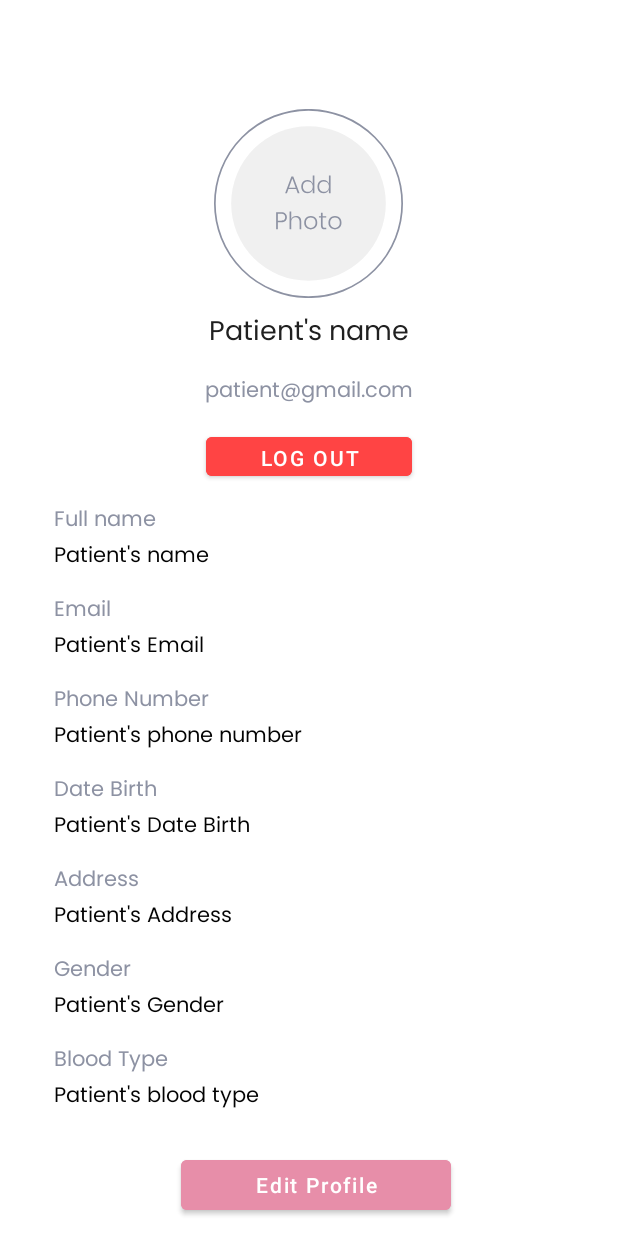
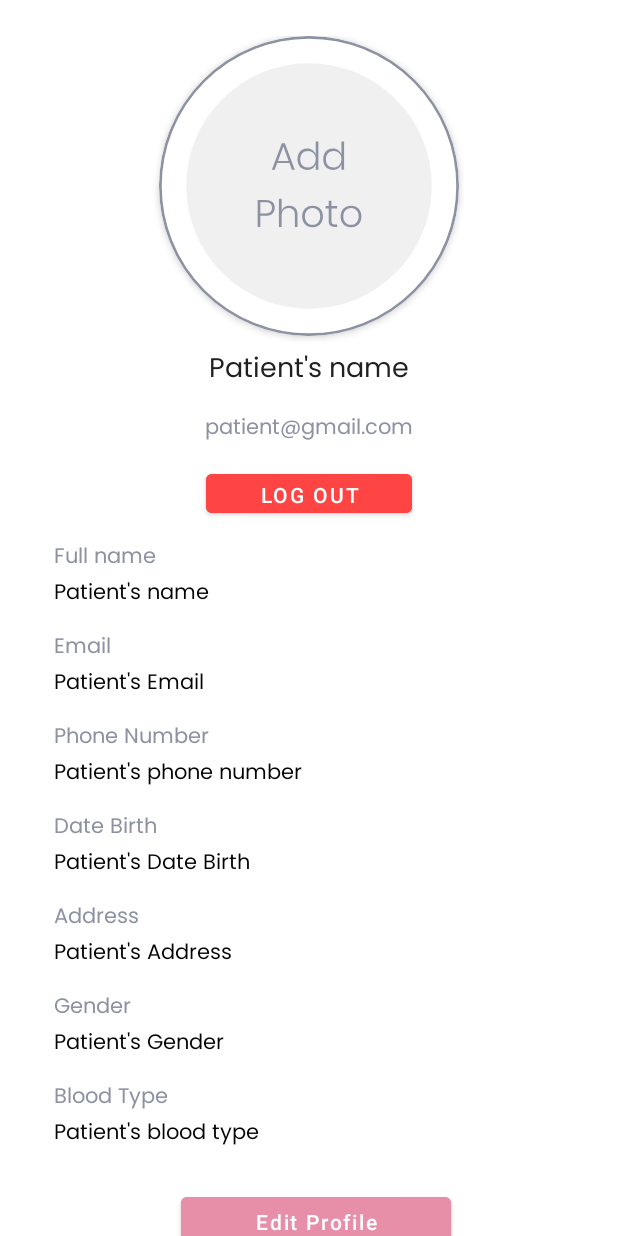
Before and after one commit to nazirxz/Capstone-Project-Alzheimer, an Android app: the layout fragment_patient_profile.xml on its own in the app's theme, with its tools: preview values and no code run, on a phone screen of 412 x 824 dp. Run offline under Robolectric (Android 15) with nearby library versions, the phone set to English and light mode, and no system bars.

Commit message:
adding update profile (work)

```diff
--- a/app/build.gradle
+++ b/app/build.gradle
@@ -56,9 +56,9 @@ dependencies {
 
 
     implementation "com.google.firebase:firebase-firestore:23.0.1"
-    implementation "com.google.firebase:firebase-storage:20.0.0"
     implementation "org.tensorflow:tensorflow-lite-support:0.1.0-rc1"
     implementation "org.tensorflow:tensorflow-lite-metadata:0.1.0-rc1"
+    implementation 'com.google.firebase:firebase-storage-ktx:20.0.1'
     coreLibraryDesugaring "com.android.tools:desugar_jdk_libs:1.1.5"
 
     implementation "androidx.room:room-runtime:$room_version"
--- a/app/src/main/res/layout/fragment_patient_profile.xml
+++ b/app/src/main/res/layout/fragment_patient_profile.xml
@@ -1,27 +1,50 @@
 <?xml version="1.0" encoding="utf-8"?>
-<androidx.core.widget.NestedScrollView xmlns:android="http://schemas.android.com/apk/res/android"
+<androidx.constraintlayout.widget.ConstraintLayout xmlns:android="http://schemas.android.com/apk/res/android"
     xmlns:app="http://schemas.android.com/apk/res-auto"
+    xmlns:tools="http://schemas.android.com/tools"
     android:layout_width="match_parent"
-    android:layout_height="match_parent"
-    android:background="@color/white"
-    android:overScrollMode="never">
+    android:layout_height="match_parent">
+
+    <FrameLayout
+        android:id="@+id/frame"
+        android:layout_width="match_parent"
+        android:layout_height="match_parent"
+        android:translationZ="10dp"
+        app:layout_constraintBottom_toBottomOf="parent"
+        app:layout_constraintEnd_toEndOf="parent"
+        app:layout_constraintStart_toStartOf="parent"
+        app:layout_constraintTop_toTopOf="parent" />
+
+    <androidx.core.widget.NestedScrollView
+        android:layout_width="match_parent"
+        android:layout_height="match_parent"
+        android:overScrollMode="never">
 
     <androidx.constraintlayout.widget.ConstraintLayout
         android:layout_width="match_parent"
         android:layout_height="match_parent"
         android:paddingHorizontal="36dp"
-        android:paddingVertical="24dp">
+        android:paddingVertical="24dp"
+        tools:context=".ui.patient.profile.ProfileFragment">
 
-        <ImageView
+        <androidx.cardview.widget.CardView
             android:id="@+id/ivPicture"
-            android:layout_width="126dp"
-            android:layout_height="127dp"
-            android:layout_marginTop="48dp"
-            android:src="@drawable/ic_picture_empty"
+            android:layout_width="200dp"
+            android:layout_height="200dp"
+            app:cardCornerRadius="100dp"
+            app:cardElevation="3dp"
             app:layout_constraintEnd_toEndOf="parent"
-            app:layout_constraintHorizontal_bias="0.498"
             app:layout_constraintStart_toStartOf="parent"
-            app:layout_constraintTop_toTopOf="parent" />
+            app:layout_constraintTop_toTopOf="parent">
+
+            <ImageView
+                android:id="@+id/avatar"
+                android:layout_width="match_parent"
+                android:layout_height="match_parent"
+                android:contentDescription="@string/avatar"
+                tools:src="@drawable/ic_picture_empty" />
+        </androidx.cardview.widget.CardView>
+
 
         <TextView
             android:id="@+id/tvName"
@@ -206,3 +229,4 @@
 
     </androidx.constraintlayout.widget.ConstraintLayout>
 </androidx.core.widget.NestedScrollView>
+</androidx.constraintlayout.widget.ConstraintLayout>
--- a/app/src/main/res/layout/fragment_patient_update_profile.xml
+++ b/app/src/main/res/layout/fragment_patient_update_profile.xml
@@ -16,8 +16,8 @@
 
         <ImageButton
             android:id="@+id/back_btn"
-            android:layout_width="44dp"
-            android:layout_height="37dp"
+            android:layout_width="48dp"
+            android:layout_height="48dp"
             android:background="@drawable/back_shape"
             android:contentDescription="@string/profile_back"
             android:src="@drawable/ic_back_black_24dp"
--- a/app/src/main/res/values/strings.xml
+++ b/app/src/main/res/values/strings.xml
@@ -32,6 +32,7 @@
     <string name="yes">YES</string>
     <string name="cancel">Cancel</string>
     <string name="ok">OK</string>
+    <string name="add_action">Select an Action</string>
     <string name="input_error_password">Less than 6 character</string>
     <string name="input_error_email">Invalid Email Entered</string>
     <string name="signup">Sign Up</string>
--- /dev/null
+++ b/app/src/main/res/xml/provider_file.xml
@@ -0,0 +1,4 @@
+<?xml version="1.0" encoding="utf-8"?>
+<paths>
+    <external-files-path name="my_images" path="Pictures" />
+</paths>
```
Also changed, not shown: app/src/main/AndroidManifest.xml (+15 -0 lines), app/src/main/java/com/capstone/alzheimercare/di/AppModule.kt (+6 -3 lines), app/src/main/java/com/capstone/alzheimercare/ui/patient/profile/ProfileFragment.kt (+6 -1 lines), app/src/main/java/com/capstone/alzheimercare/ui/patient/profile/UpdatePatientViewModel.kt (added, +12 -0 lines), app/src/main/java/com/capstone/alzheimercare/ui/patient/profile/UpdateProfileFragment.kt (added, +407 -0 lines).
